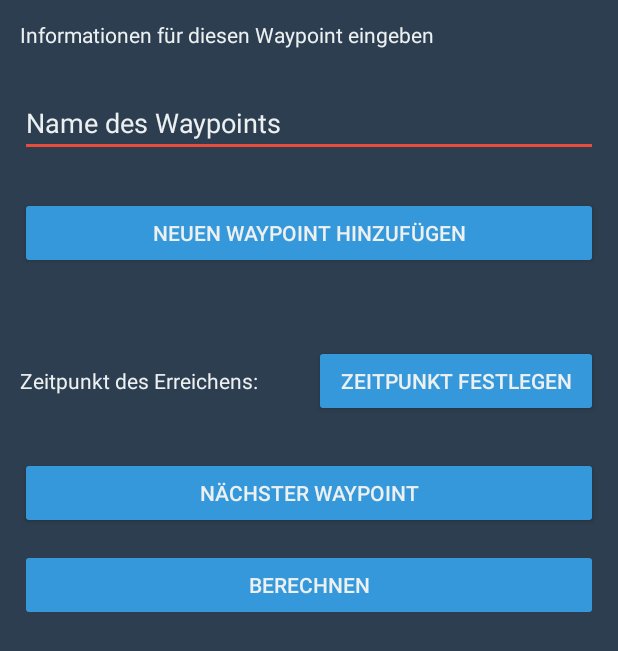
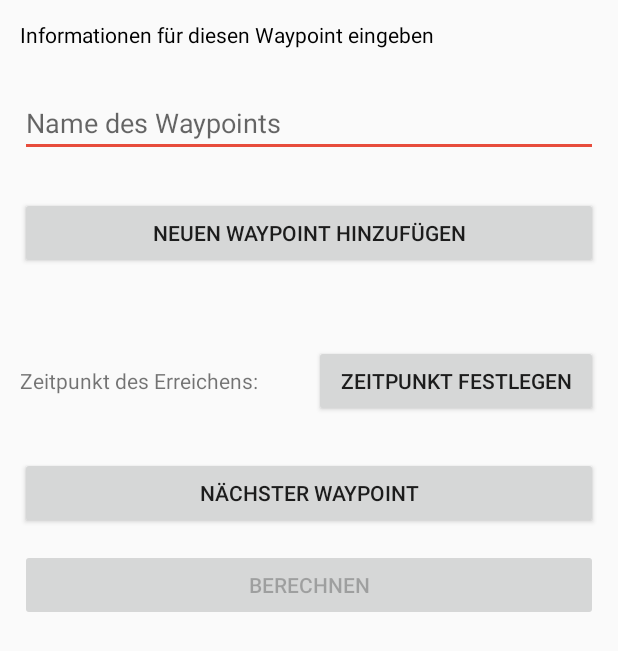
Before and after one commit to yannickhildebrandt/project-sunset, an Android app: the SecondScreen screen opened directly, with no data from a screen before it, on a phone screen of 412 x 824 dp. Shown: the top 651 px of the screen. Run offline under Robolectric (Android 15) with nearby library versions, the light colour scheme and no system bars.

Commit message:
Revert "Merge branch 'dev-branch' of https://github.com/yannickhildebrandt/project-sunset into dev-branch"
This reverts commit 9736e145706b65a2873945584309a7193d53f58f, reversing
changes made to 09fab0e6a11e6e757d458bbc0d33630671c363e6.

```diff
--- a/project-sunset/app/src/main/java/de/ur/mi/android/project_sunset/SecondScreen.java
+++ b/project-sunset/app/src/main/java/de/ur/mi/android/project_sunset/SecondScreen.java
@@ -2,21 +2,25 @@ package de.ur.mi.android.project_sunset;
 
 import android.app.TimePickerDialog;
 import android.content.Intent;
+import android.support.v7.app.AppCompatActivity;
 import android.os.Bundle;
-import android.support.v7.app.AppCompatActivity;
+import android.text.InputType;
 import android.util.Log;
 import android.view.View;
 import android.widget.Button;
 import android.widget.EditText;
+import android.widget.RadioButton;
 import android.widget.TextView;
 import android.widget.TimePicker;
 import android.widget.Toast;
 
+import java.io.Serializable;
 import java.util.ArrayList;
 import java.util.Calendar;
 import java.util.TimeZone;
 
 import static java.util.Calendar.HOUR_OF_DAY;
+import static java.util.Calendar.MONTH;
 
 public class SecondScreen extends AppCompatActivity {
     EditText waypointName;
--- a/project-sunset/app/src/main/res/layout/second_screen.xml
+++ b/project-sunset/app/src/main/res/layout/second_screen.xml
@@ -1,18 +1,17 @@
 <?xml version="1.0" encoding="utf-8"?>
 <RelativeLayout xmlns:android="http://schemas.android.com/apk/res/android"
     android:orientation="vertical" android:layout_width="match_parent"
-    android:layout_height="match_parent"
-    android:background="@color/backgroundFlatUIdark">
+    android:layout_height="match_parent">
 
     <TextView
         android:id="@+id/informationWaypoint"
         android:layout_width="match_parent"
         android:layout_height="wrap_content"
         android:text="@string/informationWaypoint"
+        android:textColor="@android:color/black"
         android:layout_margin="13dp"
         android:layout_alignParentLeft="true"
-        android:layout_alignParentStart="true"
-        android:textColor="@color/TextFlatUIWhite"/>
+        android:layout_alignParentStart="true" />
 
     <EditText
         android:layout_width="match_parent"
@@ -24,10 +23,7 @@
         android:layout_alignParentLeft="true"
         android:layout_alignParentStart="true"
         android:layout_marginTop="13dp"
-        android:layout_margin="13dp"
-        android:textColor="@color/TextFlatUIWhite"
-        android:textColorHint="@color/TextFlatUIWhite"
- />
+        android:layout_margin="13dp"/>
 
     <Button
         android:layout_width="match_parent"
@@ -35,8 +31,7 @@
         android:id="@+id/waypointAddToFavourite"
         android:layout_below="@+id/WaypointNameEdit"
         android:text="@string/buttonFavourite"
-        android:layout_margin="13dp"
-        android:textColor="@color/TextFlatUIWhite"/>
+        android:layout_margin="13dp"/>
 
     <LinearLayout
         android:layout_width="match_parent"
@@ -52,7 +47,6 @@
             android:text="@string/labelTimePicked"
             android:layout_weight="0.50"
             android:layout_margin="13dp"
-            android:textColor="@color/TextFlatUIWhite"
             />
         <Button
             android:layout_width="wrap_content"
@@ -60,9 +54,7 @@
             android:id="@+id/setTimeButton"
             android:text="@string/buttonPickTime"
             android:layout_weight="0.50"
-            android:layout_margin="13dp"
-
-            android:textColor="@color/TextFlatUIWhite"/>
+            android:layout_margin="13dp"/>
 
     </LinearLayout>
 
@@ -77,9 +69,7 @@
             android:layout_height="wrap_content"
             android:layout_weight="0.50"
             android:id="@+id/nextWaypointButton"
-            android:text="@string/buttonNextWaypoint"
-
-            android:textColor="@color/TextFlatUIWhite"/>
+            android:text="@string/buttonNextWaypoint" />
     </LinearLayout>
 
     <LinearLayout
@@ -93,9 +83,7 @@
             android:layout_width="0dp"
             android:layout_height="wrap_content"
             android:layout_weight=".50"
-            android:text="@string/buttonCalculate"
-
-            android:textColor="@color/TextFlatUIWhite"/>
+            android:text="@string/buttonCalculate"/>
 
     </LinearLayout>
 
--- a/project-sunset/app/src/main/res/values/colors.xml
+++ b/project-sunset/app/src/main/res/values/colors.xml
@@ -3,8 +3,4 @@
     <color name="colorPrimary">#2980b9</color>
     <color name="colorPrimaryDark">#2c3e50</color>
     <color name="colorAccent">#e74c3c</color>
-    <color name="buttonFlatUIblue">#3498DB</color>
-    <color name="TextFlatUIWhite">#ECF0F1</color>
-    <color name="backgroundFlatUIdark">#2C3E50</color>
-    <color name="panelFlatUIred">#e74c3c</color>
 </resources>
--- a/project-sunset/app/src/main/res/values/styles.xml
+++ b/project-sunset/app/src/main/res/values/styles.xml
@@ -6,11 +6,6 @@
         <item name="colorPrimary">@color/colorPrimary</item>
         <item name="colorPrimaryDark">@color/colorPrimaryDark</item>
         <item name="colorAccent">@color/colorAccent</item>
-        <item name="colorButtonNormal">@color/buttonFlatUIblue</item>
-
-
-
     </style>
 
-
 </resources>
```
Also changed, not shown: project-sunset/app/src/main/java/de/ur/mi/android/project_sunset/ResultObject.java (+0 -21 lines), project-sunset/app/src/main/res/drawable/backgrounddialog.xml (deleted, +0 -14 lines), project-sunset/app/src/main/res/layout/activity_add_waypoint_screen.xml (+6 -16 lines), project-sunset/app/src/main/res/layout/result_screen.xml (+3 -12 lines).
